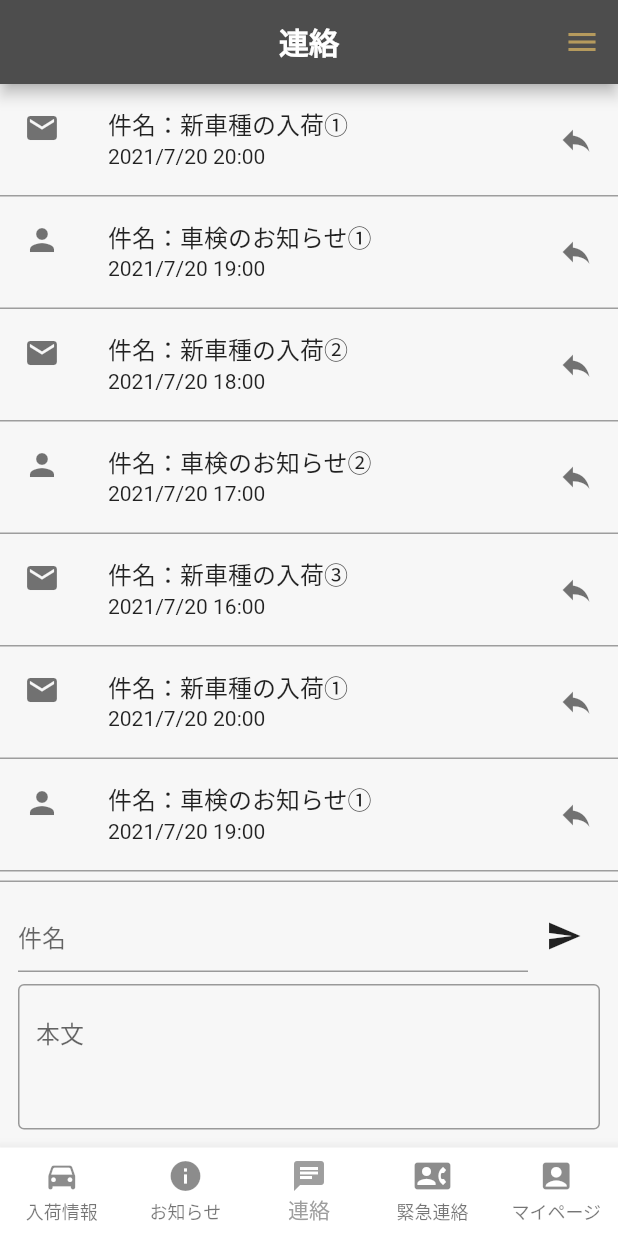
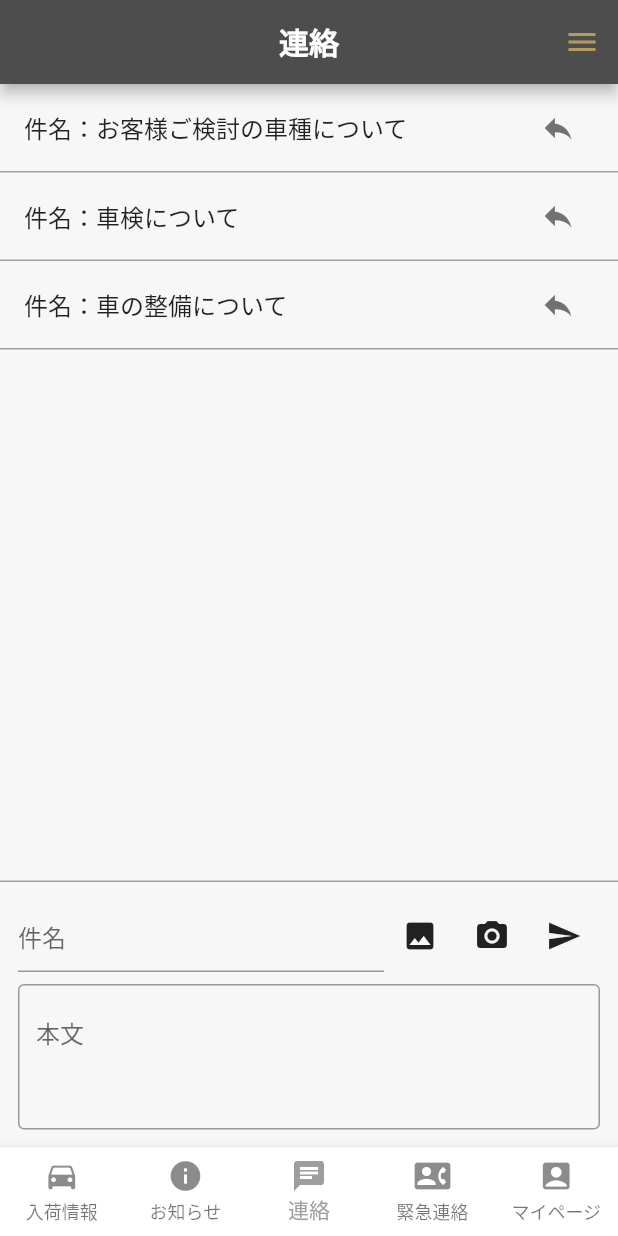
Before and after one commit to kunoyasutaka/eastarrow_app, a Flutter app: the screen it shows after launch, item 3 of the bottom bar chosen, on a phone screen of 412 x 824 dp. Run offline on Flutter 3.47's test engine with Material 2 defaults, Android fonts, the light colour scheme and no system bars; our stand-ins replace carousel_slider, firebase_core; accounts and stored records are empty; network calls fail; Roboto replaces fonts that are missing (NotoSansJP, NotoSerifJP).

Commit message:
7/22 タイルの編集・画像の追加・画像ファイル添付アイコン追加

```diff
--- a/lib/presentation/chat/chat_model.dart
+++ b/lib/presentation/chat/chat_model.dart
@@ -3,42 +3,40 @@ import 'package:flutter/material.dart';
 
 class ChatModel extends ChangeNotifier {
   final List<ChatLog> chatLog = [
-    ChatLog('管理者', '新車種の入荷①', '2021/7/20 20:00', '新たに〇〇が入荷致しました。'),
-    ChatLog('ユーザー', '車検のお知らせ①', '2021/7/20 19:00', '車検についてお知らせ致します。'),
-    ChatLog('管理者', '新車種の入荷②', '2021/7/20 18:00', '新たに〇〇が入荷致しました。'),
-    ChatLog('ユーザー', '車検のお知らせ②', '2021/7/20 17:00', '車検についてお知らせ致します。'),
-    ChatLog('管理者', '新車種の入荷③', '2021/7/20 16:00', '新たに〇〇が入荷致しました。'),
-    ChatLog('管理者', '新車種の入荷①', '2021/7/20 20:00', '新たに〇〇が入荷致しました。'),
-    ChatLog('ユーザー', '車検のお知らせ①', '2021/7/20 19:00', '車検についてお知らせ致します。'),
-    ChatLog('管理者', '新車種の入荷②', '2021/7/20 18:00', '新たに〇〇が入荷致しました。'),
-    ChatLog('ユーザー', '車検のお知らせ②', '2021/7/20 17:00', '車検についてお知らせ致します。'),
-    ChatLog('管理者', '新車種の入荷③', '2021/7/20 16:00', '新たに〇〇が入荷致しました。'),
+    ChatLog('お客様ご検討の車種について', chatDetail),
+    ChatLog('車検について', chatDetail),
+    ChatLog('車の整備について', chatDetail),
   ];
-  List<ChatLog> administratorChatLog = [];
-  List<ChatLog> userChatLog = [];
+
+  static List<ChatDetail> chatDetail = [
+    ChatDetail('管理者', '新車種の入荷①', '2021/7/20 20:00', '新たに〇〇が入荷致しました。', ''),
+    ChatDetail('ユーザー', '車検のお知らせ①', '2021/7/20 19:00', '車検についてお知らせ致します。',
+        'https://ccsrpcma.carsensor.net/CSphoto/bkkn/933/463/U00034933463/U00034933463_001.JPG?ver=detail001&impolicy=car_002'),
+    ChatDetail('管理者', '新車種の入荷②', '2021/7/20 18:00', '新たに〇〇が入荷致しました。',
+        'https://ccsrpcma.carsensor.net/CSphoto/bkkn/322/213/U00033322213/U00033322213_001.JPG?ver=detail001&impolicy=car_002'),
+    ChatDetail('ユーザー', '車検のお知らせ②', '2021/7/20 17:00', '車検についてお知らせ致します。',
+        'https://ccsrpcma.carsensor.net/CSphoto/bkkn/903/223/U00034903223/U00034903223_001.JPG?ver=detail001&impolicy=car_002'),
+    ChatDetail('管理者', '新車種の入荷③', '2021/7/20 16:00', '新たに〇〇が入荷致しました。', ''),
+  ];
+
   final subjectController = TextEditingController();
   final mainTextController = TextEditingController();
-
-  whereAdministratorChatLog() {
-    administratorChatLog =
-        chatLog.where((chatLog) => chatLog.sender == '管理者').toList();
-  }
-
-  whereInStockInformation() {
-    userChatLog = chatLog.where((chatLog) => chatLog.sender == 'ユーザー').toList();
-  }
-
-  Widget? replyButton(ChatLog chatLog) {
-    if (chatLog.sender == '管理者')
-    {return const IconButton(onPressed: null, icon: Icon(Icons.reply));}
-  }
 }
 
 class ChatLog {
+  String title;
+  List<ChatDetail> chatDetail;
+
+  ChatLog(this.title, this.chatDetail);
+}
+
+class ChatDetail {
   String sender;
   String title;
   String date;
   String description;
+  String imageURL;
 
-  ChatLog(this.sender, this.title, this.date, this.description);
+  ChatDetail(
+      this.sender, this.title, this.date, this.description, this.imageURL);
 }
--- a/lib/presentation/chat/chat_page.dart
+++ b/lib/presentation/chat/chat_page.dart
@@ -11,7 +11,7 @@ class ChatPage extends StatelessWidget {
     return ChangeNotifierProvider(
       create: (_) => ChatModel(),
       child: Consumer<ChatModel>(
-        builder: (context, model, snapshot) {
+        builder: (context, model, child) {
           return GestureDetector(
             onTap: () {
               FocusScopeNode currentFocus = FocusScope.of(context);
@@ -28,14 +28,12 @@ class ChatPage extends StatelessWidget {
               body: Column(
                 children: [
                   Expanded(
-                    child: SizedBox(
-                      width: double.infinity,
                     child: ListView.builder(
                       itemCount: model.chatLog.length,
                       itemBuilder: (BuildContext context, int index) {
-                          return chatLogTile(model.chatLog[index], model);
+                        return chatLogTile(
+                            context, model.chatLog[index], model);
                       },
-                      ),
                     ),
                   ),
                   Container(
@@ -58,9 +56,22 @@ class ChatPage extends StatelessWidget {
                               ),
                             ),
                             IconButton(
-                                onPressed: () =>
-                                    showConfirmDialog(context, '送信しますか？'),
-                                icon: const Icon(Icons.send)),
+                              onPressed: () async =>
+                                  await showTextDialog(context, '画像を選択してください。'),
+                              icon: const Icon(Icons.image),
+                            ),
+                            //TODO ImagePickerでファイルを取得
+                            IconButton(
+                              onPressed: () async =>
+                                  await showTextDialog(context, '写真を撮影してください。'),
+                              icon: const Icon(Icons.camera_alt),
+                            ),
+                            //TODO カメラを開く
+                            IconButton(
+                              onPressed: () async =>
+                                  await showConfirmDialog(context, '送信しますか？'),
+                              icon: const Icon(Icons.send),
+                            ), //TODO 送信処理
                           ],
                         ),
                         const SizedBox(
@@ -87,27 +98,61 @@ class ChatPage extends StatelessWidget {
     );
   }
 
-  chatLogTile(ChatLog chatLog, ChatModel model) {
+  Widget chatLogTile(BuildContext context, ChatLog chatLog, ChatModel model) {
     return Container(
       decoration: const BoxDecoration(
         border: Border(
           bottom: BorderSide(color: Colors.grey, width: 1),
-      )),
+        ),
+      ),
       child: ExpansionTile(
-        leading: chatLog.sender == '管理者'
-            ? const Icon(Icons.mail)
-            : const Icon(Icons.person),
-        trailing: const Icon(Icons.reply),
+        trailing: IconButton(
+            onPressed: () => model.subjectController.text = chatLog.title,
+            icon: const Icon(Icons.reply)),
+        title: Text('件名：${chatLog.title}'),
+        children: chatLog.chatDetail
+            .map((ChatDetail chatDetail) => chatDetailTile(context, chatDetail))
+            .toList(),
+      ),
+    );
+  }
 
-        // trailing: model.replyButton(chatLog),
-        title: Text('件名：${chatLog.title}'),
-        subtitle: Text(chatLog.date),
+  Widget chatDetailTile(BuildContext context, ChatDetail chatDetail) {
+    return Container(
+      decoration: BoxDecoration(
+        border: Border(
+          top: BorderSide(color: Colors.grey.shade400, width: 1),
+        ),
+      ),
+      alignment: Alignment.centerLeft,
+      padding: const EdgeInsets.only(left: 40, top: 12, right: 20, bottom: 12),
+      child: Column(
+        crossAxisAlignment: CrossAxisAlignment.start,
         children: [
+          Row(
+            children: [
+              chatDetail.sender == '管理者'
+                  ? const Icon(Icons.mail, size: 20)
+                  : const Icon(Icons.person, size: 20),
+              const SizedBox(width: 12),
+              Text(chatDetail.sender),
+              const Expanded(child: SizedBox()),
+              Text(chatDetail.date),
+            ],
+          ),
           Container(
-            alignment: Alignment.centerLeft,
-            padding: const EdgeInsets.symmetric(horizontal: 20, vertical: 10),
-            child: Text(chatLog.description),
+            padding: const EdgeInsets.all(12),
+            child: Text(chatDetail.description),
+          ),
+          chatDetail.imageURL != ''
+              ? Container(
+                  padding: const EdgeInsets.all(12),
+                  child: Image.network(
+                    chatDetail.imageURL,
+                    width: double.infinity,
+                  ),
                 )
+              : Container(),
         ],
       ),
     );
--- a/lib/presentation/information/information_tab/information_all_page.dart
+++ b/lib/presentation/information/information_tab/information_all_page.dart
@@ -11,7 +11,7 @@ class InformationAllPage extends StatelessWidget {
     return ChangeNotifierProvider(
       create: (_) => InformationModel(),
       child: Consumer<InformationModel>(
-        builder: (context, model, snapshot) {
+        builder: (context, model, child) {
           return Scaffold(
             body: ListView.builder(
               itemCount: model.information.length,
--- a/lib/presentation/information/information_tab/information_inspection_page.dart
+++ b/lib/presentation/information/information_tab/information_inspection_page.dart
@@ -11,7 +11,7 @@ class InformationInspectionPage extends StatelessWidget {
     return ChangeNotifierProvider(
       create: (_) => InformationModel()..whereInspectionInformation(),
       child: Consumer<InformationModel>(
-        builder: (context, model, snapshot) {
+        builder: (context, model, child) {
           return Scaffold(
             body: ListView.builder(
               itemCount: model.inspectionInformation.length,
--- a/lib/presentation/information/information_tab/information_instock_page.dart
+++ b/lib/presentation/information/information_tab/information_instock_page.dart
@@ -11,7 +11,7 @@ class InformationInStockPage extends StatelessWidget {
     return ChangeNotifierProvider(
       create: (_) => InformationModel()..whereInStockInformation(),
       child: Consumer<InformationModel>(
-        builder: (context, model, snapshot) {
+        builder: (context, model, child) {
           return Scaffold(
             body: ListView.builder(
               itemCount: model.inStockInformation.length,
```
Also changed, not shown: lib/presentation/information/information_model.dart (+4 -19 lines), lib/presentation/information/information_page.dart (+18 -13 lines). Lines whose indentation alone changed are shown as unchanged.
